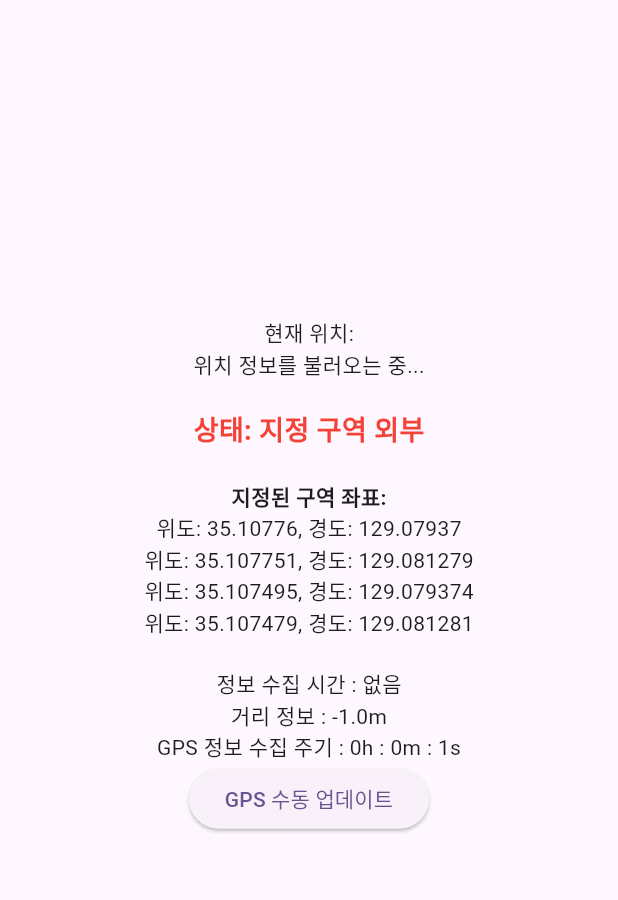
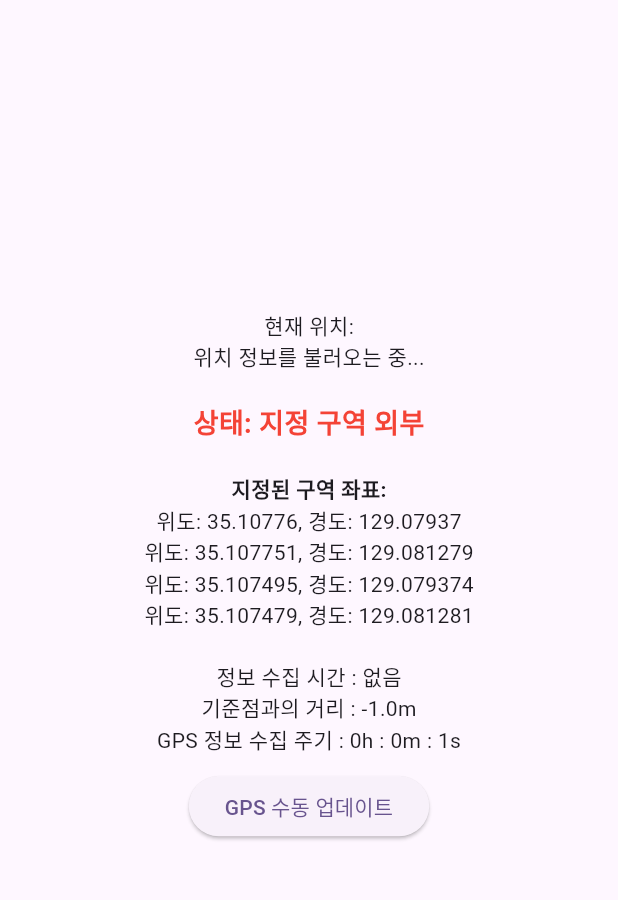
Before and after one commit to Ha-no/pregate, a Flutter app: the screen it shows after launch, after a tap on "GPS 수동 업데이트", on a phone screen of 412 x 824 dp, the part 84-984 px from its top. Run offline on Flutter 3.47's test engine with Material 3 defaults, Android fonts, the phone set to English and light mode, and no system bars; our stand-ins replace flutter_local_notifications, geolocator, permission_handler.

Commit message:
Modify GPS Log

```diff
--- a/lib/gps/gps.dart
+++ b/lib/gps/gps.dart
@@ -15,8 +15,10 @@ class GPSService {
   final Function(double) onDistanceChanged;
   final Function(DateTime?) onTimeChanged;
   final Function(int) onIntervalChanged;
-  final Function() onEnterRegion;
   StreamSubscription<Position>? positionStream;
+
+  // 위치 정보 처리 중복 방지를 위한 변수 추가
+  DateTime? _lastProcessedTimestamp;
 
   GPSService({
     required this.onPositionChanged,
@@ -24,7 +26,6 @@ class GPSService {
     required this.onDistanceChanged,
     required this.onTimeChanged,
     required this.onIntervalChanged,
-    required this.onEnterRegion,
   });
 
   Future<void> startLocationTracking() async {
@@ -41,14 +42,12 @@ class GPSService {
     positionStream = Geolocator.getPositionStream(
       locationSettings: AndroidSettings(
         accuracy: LocationAccuracy.high,
-        intervalDuration: Duration(milliseconds: getGpsTime), // Android용 위치 업데이트 간격
+        intervalDuration: Duration(milliseconds: getGpsTime),
       ),
     ).listen((Position position) {
-      // 위치 업데이트 처리
       _handlePosition(position);
     });
 
-    // 초기 위치 가져오기
     getCurrentPosition();
   }
 
@@ -60,11 +59,10 @@ class GPSService {
         ),
       );
 
-      // 현재 시간으로 타임스탬프 업데이트
       final updatedPosition = Position(
         longitude: position.longitude,
         latitude: position.latitude,
-        timestamp: position.timestamp,  // 현재 시간으로 설정
+        timestamp: position.timestamp,
         accuracy: position.accuracy,
         altitude: position.altitude,
         altitudeAccuracy: position.altitudeAccuracy,
@@ -74,55 +72,32 @@ class GPSService {
         speedAccuracy: position.speedAccuracy,
       );
 
-      distance = _calculateDistance(
-        updatedPosition.latitude,
-        updatedPosition.longitude,
-        standardPoint['lat']!,
-        standardPoint['lng']!,
-      );
-
-      int newGpsTime = _calculateUpdateInterval(distance);
-
-      if (newGpsTime != getGpsTime) {
-        getGpsTime = newGpsTime;
-        onIntervalChanged(newGpsTime);
-        startLocationTracking();
-      }
-
-      currentPosition = updatedPosition;
-
-      bool isCurrentlyInside = _isPointInPolygon(
-        updatedPosition.latitude,
-        updatedPosition.longitude,
-      );
-
-      if (isCurrentlyInside && !isInside) {
-        onEnterRegion();
-      }
-
-      isInside = isCurrentlyInside;
-      if (isCurrentlyInside && !isInside) {
-        NotificationUtils.showNotification(
-          title: '영역 진입 알림',
-          body: '지정된 영역에 진입했습니다. 현재 시간: ${lastUpdateTime?.toString().substring(11, 19)}',
-        );
-      }
-
-      // 콜백 실행
-      onPositionChanged(updatedPosition);
-      onInsideChanged(isInside);
-      onDistanceChanged(distance);
-      onTimeChanged(lastUpdateTime);
+      // 위치 정보 처리는 _handlePosition 메서드로 통합
+      _handlePosition(updatedPosition);
     } catch (e) {
       print('위치 획득 실패: $e');
     }
   }
 
   void _handlePosition(Position position) {
-
     print('타임 스탬프 : ${position.timestamp}');
     print('getGpsTime : $getGpsTime');
 
+    // 이미 처리된 위치 정보인지 확인
+    if (_lastProcessedTimestamp != null &&
+        _lastProcessedTimestamp == position.timestamp) {
+      print('이미 처리된 위치 정보입니다. 건너뜁니다.');
+      return;
+    }
+
+    // 현재 처리 중인 타임스탬프 저장
+    _lastProcessedTimestamp = position.timestamp;
+
+    // 현재 위치 업데이트
+    currentPosition = position;
+    lastUpdateTime = position.timestamp;
+
+    // 거리 계산 (한 번만 실행)
     distance = _calculateDistance(
       position.latitude,
       position.longitude,
@@ -130,29 +105,32 @@ class GPSService {
       standardPoint['lng']!,
     );
 
-    int newGpsTime = _calculateUpdateInterval(distance);
-    if (newGpsTime != getGpsTime) {
-      getGpsTime = newGpsTime;
-      onIntervalChanged(newGpsTime);
-      // 간격이 변경되면 스트림 재시작
-      startLocationTracking();
-    }
-
-    currentPosition = position;
-    lastUpdateTime = position.timestamp;
-
+    // 내부 영역 계산 (한 번만 실행)
     bool isCurrentlyInside = _isPointInPolygon(
       position.latitude,
       position.longitude,
     );
 
+    // 영역 진입 알림 처리
     if (isCurrentlyInside && !isInside) {
-      onEnterRegion();
+      NotificationUtils.showNotification(
+        title: '영역 진입 알림',
+        body: '지정된 영역에 진입했습니다. 현재 시간: ${lastUpdateTime?.toString().substring(11, 19)}',
+      );
     }
 
     isInside = isCurrentlyInside;
 
-    // 콜백 실행
+    // 업데이트 주기 계산 및 변경 (필요한 경우에만 스트림 재시작)
+    int newGpsTime = _calculateUpdateInterval(distance);
+    if (newGpsTime != getGpsTime) {
+      getGpsTime = newGpsTime;
+      onIntervalChanged(newGpsTime);
+      // 비동기 실행으로 변경하여 현재 메서드 완료 후 실행되도록 함
+      Future.microtask(() => startLocationTracking());
+    }
+
+    // 상태 업데이트는 마지막에 한 번만 실행
     onPositionChanged(position);
     onInsideChanged(isInside);
     onDistanceChanged(distance);
@@ -183,7 +161,6 @@ class GPSService {
     return lat >= minLat && lat <= maxLat && lng >= minLng && lng <= maxLng;
   }
 
-  @override
   void dispose() {
     positionStream?.cancel();
     locationTimer?.cancel();
--- a/lib/main.dart
+++ b/lib/main.dart
@@ -77,10 +77,6 @@ class _MyHomePageState extends State<MyHomePage> {
       },
       onTimeChanged: (time) => setState(() => _lastUpdateTime = time),
       onIntervalChanged: (interval) => setState(() => _getGpsTime = interval),
-      onEnterRegion: () => NotificationUtils.showNotification(
-        title: '영역 진입',
-        body: '지정된 영역에 진입했습니다.',
-      ),
     );
 
     permission = Permission(
@@ -133,11 +129,12 @@ class _MyHomePageState extends State<MyHomePage> {
             )),
             const SizedBox(height: 20),
             Text('정보 수집 시간 : ${_lastUpdateTime?.toString().substring(11, 19) ?? "없음"}'),
-            Text('거리 정보 : ${distance.toStringAsFixed(1)}m'),
+            Text('기준점과의 거리 : ${distance.toStringAsFixed(1)}m'),
             Text('GPS 정보 수집 주기 : '
                 '${(_getGpsTime / 3600000).toInt()}h : '
                 '${((_getGpsTime % 3600000) / 60000).toInt()}m : '
                 '${(((_getGpsTime % 3600000) % 60000) / 1000).toInt()}s'),
+            const SizedBox(height: 10),
             ElevatedButton(
               onPressed: gpsService.getCurrentPosition,
               child: const Text('GPS 수동 업데이트'),
```
Also changed, not shown: lib/log/log.dart (+21 -9 lines).
